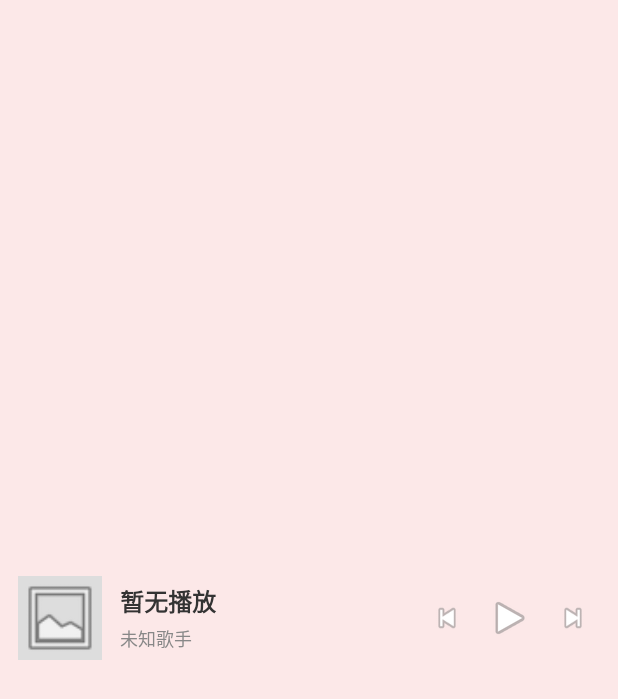
After one commit to bbb-1cc/musicplayer, an Android app: the layout widget_music.xml on its own in the app's theme, with its tools: preview values and no code run, on a phone screen of 412 x 824 dp. The commit adds this screen. Shown: the top 699 px of the screen. Run offline under Robolectric (Android 15) with nearby library versions, the phone set to English and light mode, and no system bars.

Commit message:
feat:伴生模块小组件开发，独立展示数据并支持一键控制播放

```diff
--- a/app/build.gradle.kts
+++ b/app/build.gradle.kts
@@ -70,4 +70,7 @@ dependencies {
     // ViewModel 和 协程生命周期支持
     implementation("androidx.lifecycle:lifecycle-viewmodel-ktx:2.7.0")
     implementation("androidx.lifecycle:lifecycle-runtime-ktx:2.7.0")
+    // 小组件加载网络图片专用
+    implementation("com.github.bumptech.glide:glide:4.16.0")
+    ksp("com.github.bumptech.glide:ksp:4.16.0")
 }
--- a/app/src/main/java/com/example/musicplayer/PlaylistFragment.kt
+++ b/app/src/main/java/com/example/musicplayer/PlaylistFragment.kt
@@ -160,6 +160,12 @@ class PlaylistFragment : Fragment() {
         controller.prepare()
         controller.play()
 
+        // 🌟 通知小组件立刻刷新 UI
+        val updateIntent = android.content.Intent(MusicWidgetProvider.ACTION_WIDGET_UPDATE).apply {
+            setPackage(requireContext().packageName)
+        }
+        requireContext().sendBroadcast(updateIntent)
+
         viewLifecycleOwner.lifecycleScope.launch(Dispatchers.IO) {
             val savedProgress = AppDatabase.getInstance(requireContext()).playProgressDao().getProgressByUrl(song.url)
             requireActivity().runOnUiThread {
--- /dev/null
+++ b/app/src/main/res/layout/widget_music.xml
@@ -0,0 +1,77 @@
+<?xml version="1.0" encoding="utf-8"?>
+<LinearLayout xmlns:android="http://schemas.android.com/apk/res/android"
+    android:layout_width="match_parent"
+    android:layout_height="match_parent"
+    android:background="#FCE8E8"
+    android:gravity="center_vertical"
+    android:orientation="horizontal"
+    android:paddingStart="12dp"
+    android:paddingEnd="12dp"
+    android:paddingTop="8dp"
+    android:paddingBottom="8dp">
+
+    <!-- 封面图 -->
+    <ImageView
+        android:id="@+id/ivWidgetCover"
+        android:layout_width="56dp"
+        android:layout_height="56dp"
+        android:background="#DDDDDD"
+        android:scaleType="centerCrop"
+        android:src="@android:drawable/ic_menu_gallery" />
+
+    <!-- 歌曲信息 -->
+    <LinearLayout
+        android:layout_width="0dp"
+        android:layout_height="wrap_content"
+        android:layout_marginStart="12dp"
+        android:layout_weight="1"
+        android:orientation="vertical">
+
+        <TextView
+            android:id="@+id/tvWidgetSongName"
+            android:layout_width="match_parent"
+            android:layout_height="wrap_content"
+            android:ellipsize="end"
+            android:maxLines="1"
+            android:text="暂无播放"
+            android:textColor="#333333"
+            android:textSize="16sp"
+            android:textStyle="bold" />
+
+        <TextView
+            android:id="@+id/tvWidgetArtist"
+            android:layout_width="match_parent"
+            android:layout_height="wrap_content"
+            android:layout_marginTop="4dp"
+            android:ellipsize="end"
+            android:maxLines="1"
+            android:text="未知歌手"
+            android:textColor="#888888"
+            android:textSize="12sp" />
+    </LinearLayout>
+
+    <!-- 上一首按钮 -->
+    <ImageView
+        android:id="@+id/btnWidgetPrev"
+        android:layout_width="36dp"
+        android:layout_height="36dp"
+        android:padding="6dp"
+        android:src="@android:drawable/ic_media_previous" />
+
+    <!-- 播放/暂停按钮 -->
+    <ImageView
+        android:id="@+id/btnWidgetPlayPause"
+        android:layout_width="48dp"
+        android:layout_height="48dp"
+        android:padding="8dp"
+        android:src="@android:drawable/ic_media_play" />
+
+    <!-- 下一首按钮 -->
+    <ImageView
+        android:id="@+id/btnWidgetNext"
+        android:layout_width="36dp"
+        android:layout_height="36dp"
+        android:padding="6dp"
+        android:src="@android:drawable/ic_media_next" />
+
+</LinearLayout>
```
Also changed, not shown: app/src/main/AndroidManifest.xml (+13 -0 lines), app/src/main/java/com/example/musicplayer/MusicService.kt (+62 -4 lines), app/src/main/java/com/example/musicplayer/MusicWidgetProvider.kt (added, +106 -0 lines), app/src/main/res/xml/widget_info.xml (added, +7 -0 lines).
